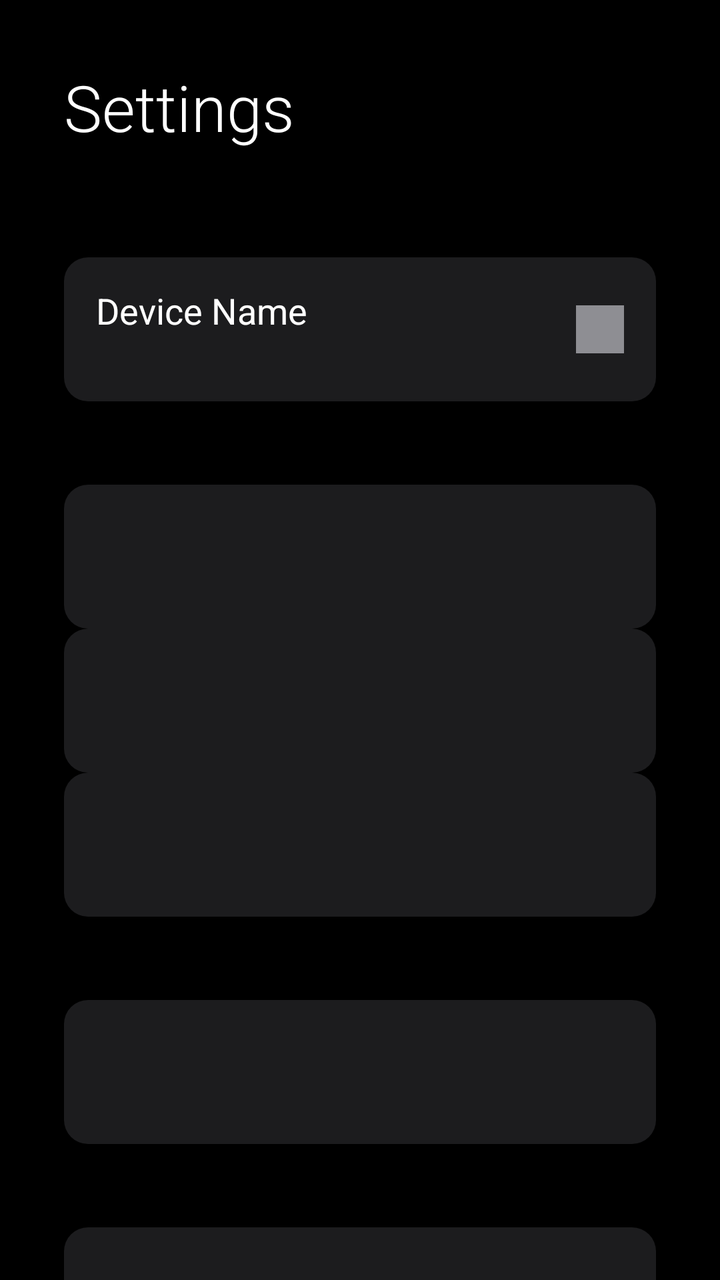
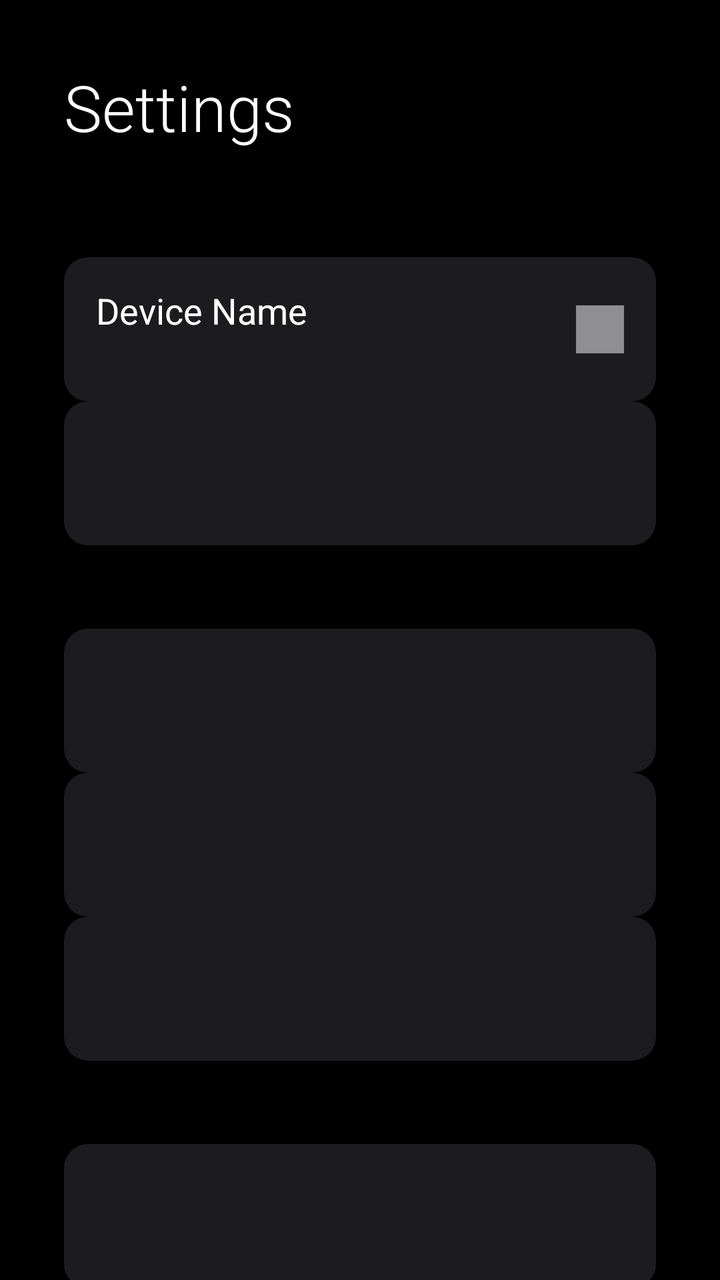

Screens rendered from an Android XML layout before and after an edit, with the pre-edit source and the edit as a unified diff.
<!-- AndroidManifest.xml: application theme Theme.PhairPlay -->
<!-- res/layout/fragment_settings.xml -->
<?xml version="1.0" encoding="utf-8"?>
<ScrollView
    xmlns:android="http://schemas.android.com/apk/res/android"
    android:layout_width="match_parent"
    android:layout_height="match_parent"
    android:background="@color/background_dark"
    android:fillViewport="true">

    <LinearLayout
        android:layout_width="match_parent"
        android:layout_height="wrap_content"
        android:orientation="vertical"
        android:padding="32dp">

        
        <TextView
            android:layout_width="wrap_content"
            android:layout_height="wrap_content"
            android:text="@string/nav_settings"
            android:textColor="@color/text_primary"
            android:textSize="32sp"
            android:fontFamily="sans-serif-light"
            android:layout_marginBottom="32dp" />

        
        <include layout="@layout/settings_section_header"
            android:id="@+id/header_display" />

        
        <LinearLayout
            android:id="@+id/row_display_name"
            android:layout_width="match_parent"
            android:layout_height="72dp"
            android:orientation="horizontal"
            android:gravity="center_vertical"
            android:paddingHorizontal="16dp"
            android:background="@drawable/focus_ring_selector"
            android:focusable="true">

            <LinearLayout
                android:layout_width="0dp"
                android:layout_height="wrap_content"
                android:layout_weight="1"
                android:orientation="vertical">

                <TextView
                    android:layout_width="wrap_content"
                    android:layout_height="wrap_content"
                    android:text="@string/setting_display_name"
                    android:textColor="@color/text_primary"
                    android:textSize="18sp" />

                <TextView
                    android:id="@+id/text_display_name_value"
                    android:layout_width="wrap_content"
                    android:layout_height="wrap_content"
                    android:textColor="@color/text_secondary"
                    android:textSize="14sp" />
            </LinearLayout>

            <ImageView
                android:layout_width="24dp"
                android:layout_height="24dp"
                android:src="@drawable/ic_chevron_right"
                android:importantForAccessibility="no" />
        </LinearLayout>

        
        <include layout="@layout/settings_section_header"
            android:id="@+id/header_protocols"
            android:layout_width="match_parent"
            android:layout_height="wrap_content"
            android:layout_marginTop="24dp" />

        <include layout="@layout/settings_toggle_row"
            android:id="@+id/row_airplay"
            android:layout_width="match_parent"
            android:layout_height="72dp" />

        <include layout="@layout/settings_toggle_row"
            android:id="@+id/row_miracast"
            android:layout_width="match_parent"
            android:layout_height="72dp" />

        <include layout="@layout/settings_toggle_row"
            android:id="@+id/row_cast"
            android:layout_width="match_parent"
            android:layout_height="72dp" />

        
        <include layout="@layout/settings_section_header"
            android:id="@+id/header_airplay"
            android:layout_width="match_parent"
            android:layout_height="wrap_content"
            android:layout_marginTop="24dp" />

        <include layout="@layout/settings_toggle_row"
            android:id="@+id/row_airplay_pin"
            android:layout_width="match_parent"
            android:layout_height="72dp" />

        
        <include layout="@layout/settings_section_header"
            android:id="@+id/header_service"
            android:layout_width="match_parent"
            android:layout_height="wrap_content"
            android:layout_marginTop="24dp" />

        <include layout="@layout/settings_toggle_row"
            android:id="@+id/row_start_on_boot"
            android:layout_width="match_parent"
            android:layout_height="72dp" />

        
        <include layout="@layout/settings_section_header"
            android:id="@+id/header_developer"
            android:layout_width="match_parent"
            android:layout_height="wrap_content"
            android:layout_marginTop="24dp" />

        <include layout="@layout/settings_toggle_row"
            android:id="@+id/row_debug_overlay"
            android:layout_width="match_parent"
            android:layout_height="72dp" />

        
        <include layout="@layout/settings_section_header"
            android:id="@+id/header_about"
            android:layout_width="match_parent"
            android:layout_height="wrap_content"
            android:layout_marginTop="24dp" />

        <LinearLayout
            android:id="@+id/row_version"
            android:layout_width="match_parent"
            android:layout_height="72dp"
            android:orientation="horizontal"
            android:gravity="center_vertical"
            android:paddingHorizontal="16dp"
            android:background="@drawable/focus_ring_selector"
            android:focusable="false">

            <TextView
                android:layout_width="0dp"
                android:layout_height="wrap_content"
                android:layout_weight="1"
                android:text="@string/setting_version"
                android:textColor="@color/text_primary"
                android:textSize="18sp" />

            <TextView
                android:id="@+id/text_version_value"
                android:layout_width="wrap_content"
                android:layout_height="wrap_content"
                android:textColor="@color/text_secondary"
                android:textSize="16sp" />
        </LinearLayout>

        <LinearLayout
            android:id="@+id/row_reset"
            android:layout_width="match_parent"
            android:layout_height="72dp"
            android:orientation="horizontal"
            android:gravity="center_vertical"
            android:paddingHorizontal="16dp"
            android:background="@drawable/focus_ring_selector"
            android:focusable="true">

            <TextView
                android:layout_width="match_parent"
                android:layout_height="wrap_content"
                android:text="@string/setting_reset_defaults"
                android:textColor="@color/status_stopped"
                android:textSize="18sp" />
        </LinearLayout>

    </LinearLayout>
</ScrollView>
<!-- res/layout/settings_section_header.xml (included above) -->
<?xml version="1.0" encoding="utf-8"?>
<TextView
    xmlns:android="http://schemas.android.com/apk/res/android"
    android:layout_width="match_parent"
    android:layout_height="wrap_content"
    android:layout_marginBottom="4dp"
    android:paddingHorizontal="16dp"
    android:textColor="@color/accent_blue"
    android:textSize="13sp"
    android:textAllCaps="true"
    android:letterSpacing="0.1"
    android:fontFamily="sans-serif-medium" />
<!-- res/layout/settings_toggle_row.xml (included above) -->
<?xml version="1.0" encoding="utf-8"?>
<LinearLayout
    xmlns:android="http://schemas.android.com/apk/res/android"
    android:layout_width="match_parent"
    android:layout_height="72dp"
    android:orientation="horizontal"
    android:gravity="center_vertical"
    android:paddingHorizontal="16dp"
    android:background="@drawable/focus_ring_selector"
    android:focusable="true">

    <LinearLayout
        android:layout_width="0dp"
        android:layout_height="wrap_content"
        android:layout_weight="1"
        android:orientation="vertical">

        <TextView
            android:id="@+id/text_setting_label"
            android:layout_width="wrap_content"
            android:layout_height="wrap_content"
            android:textColor="@color/text_primary"
            android:textSize="18sp" />

        <TextView
            android:id="@+id/text_setting_subtitle"
            android:layout_width="wrap_content"
            android:layout_height="wrap_content"
            android:textColor="@color/text_secondary"
            android:textSize="13sp"
            android:visibility="gone" />

    </LinearLayout>

    <androidx.appcompat.widget.SwitchCompat
        android:id="@+id/switch_setting"
        android:layout_width="wrap_content"
        android:layout_height="wrap_content"
        android:focusable="false"
        android:clickable="false" />

</LinearLayout>
<!-- resources referenced by this layout -->
<resources>
  <color name="accent_blue">#FF1A73E8</color>
  <color name="background_dark">#FF000000</color>
  <color name="status_stopped">#FFFF3B30</color>
  <color name="text_primary">#FFFFFFFF</color>
  <color name="text_secondary">#FF8E8E93</color>
  <!-- drawable focus_ring_selector (drawable) -->
  <?xml version="1.0" encoding="utf-8"?>
  <selector xmlns:android="http://schemas.android.com/apk/res/android">
  
      
      <item android:state_focused="true">
          <layer-list>
              <item>
                  <shape android:shape="rectangle">
                      <solid android:color="@color/background_surface_elevated" />
                      <corners android:radius="12dp" />
                  </shape>
              </item>
              <item>
                  <shape android:shape="rectangle">
                      <stroke android:width="3dp" android:color="@color/focus_ring" />
                      <corners android:radius="12dp" />
                      <solid android:color="@android:color/transparent" />
                  </shape>
              </item>
          </layer-list>
      </item>
  
      
      <item android:state_pressed="true">
          <shape android:shape="rectangle">
              <solid android:color="@color/accent_blue_pressed" />
              <corners android:radius="12dp" />
          </shape>
      </item>
  
      
      <item>
          <shape android:shape="rectangle">
              <solid android:color="@color/background_surface" />
              <corners android:radius="12dp" />
          </shape>
      </item>
  
  </selector>
  <!-- drawable ic_chevron_right (drawable) -->
  <?xml version="1.0" encoding="utf-8"?>
  <shape xmlns:android="http://schemas.android.com/apk/res/android"
      android:shape="rectangle">
      <size android:width="24dp" android:height="24dp" />
      <solid android:color="@color/text_secondary" />
  </shape>
  <string name="nav_settings">Settings</string>
  <string name="setting_display_name">Device Name</string>
  <string name="setting_reset_defaults">Reset to defaults</string>
  <string name="setting_version">Version</string>
  <style name="Theme.PhairPlay" parent="@style/Theme.AppCompat.Leanback">
          <item name="android:windowBackground">@color/background_dark</item>
          <item name="android:colorPrimary">@color/accent_blue</item>
          <item name="android:colorPrimaryDark">@color/background_dark</item>
          <item name="android:colorAccent">@color/accent_blue</item>
          <item name="android:textColorPrimary">@color/text_primary</item>
          <item name="android:textColorSecondary">@color/text_secondary</item>
          <item name="android:statusBarColor">@color/background_dark</item>
          <item name="android:navigationBarColor">@color/background_dark</item>
      </style>
  <color name="background_surface_elevated">#FF2C2C2E</color>
  <color name="focus_ring">#FF1A73E8</color>
  <color name="accent_blue_pressed">#FF1557B0</color>
  <color name="background_surface">#FF1C1C1E</color>
</resources>

<!-- the commit's change to res/layout/fragment_settings.xml (unified diff, before → after) -->
@@ -64,6 +64,10 @@
                 android:src="@drawable/ic_chevron_right"
                 android:importantForAccessibility="no" />
         </LinearLayout>
+
+        
+        <include layout="@layout/settings_toggle_row"
+            android:id="@+id/row_force_high_res" />
 
         
         <include layout="@layout/settings_section_header"
